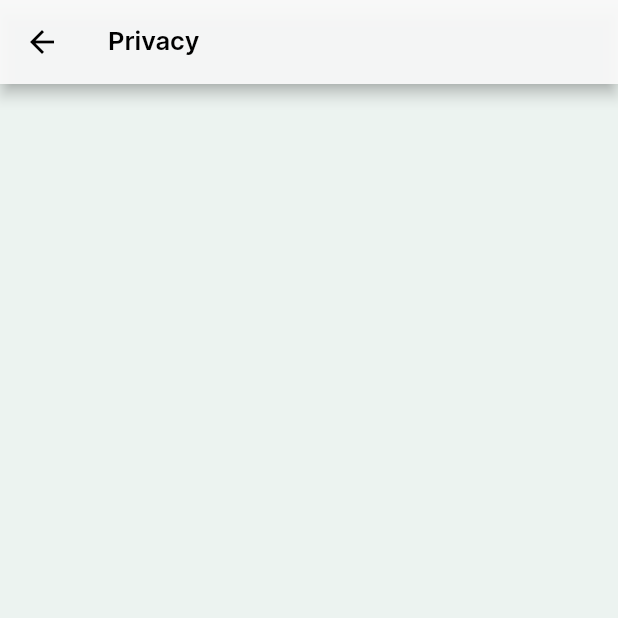
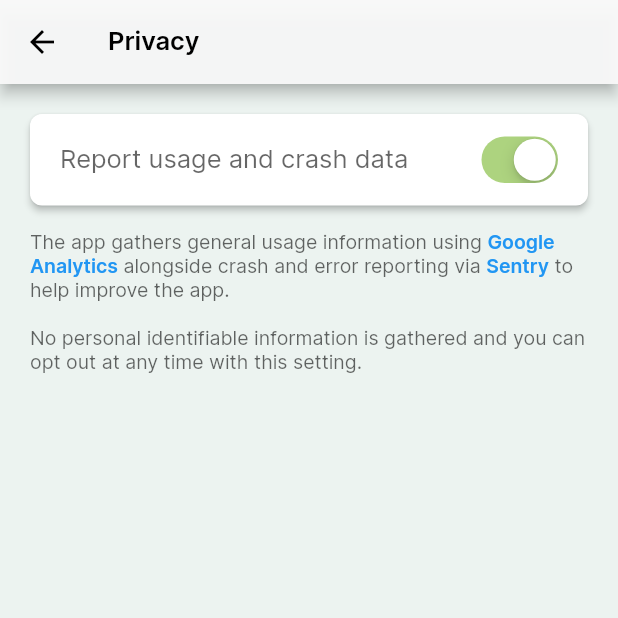
Before and after one commit to Western-Health-Covid19-Collaboration/wh_covid19_app, a Flutter app: the SettingsView screen opened by its route, on a phone screen of 412 x 824 dp, the top half of it. Run offline on Flutter 3.47's test engine with Material 2 defaults, Android fonts, the phone set to English and light mode, and no system bars; our stand-ins replace chewie, device_info, firebase_analytics, flutter_svg, flutter_widget_from_html, package_info and 4 more; missing offline and left inert: matrix_gesture_detector; accounts and stored records are empty.

Commit message:
Added privacy setting UI as a rough first cut. Code yet be properly structured. Fixed some other code formatting with trailing commas.

```diff
--- a/lib/hard_data.dart
+++ b/lib/hard_data.dart
@@ -20,6 +20,8 @@ const String whIcuMicrositeURL = 'https://whicu2020.wixsite.com/icuquickguide';
 const String feedbackFormUrl = 'https://forms.gle/zQtfhvswrKmjJjNV7';
 const String proningTechniqueUrl =
     'https://www.youtube.com/watch?v=YFrA1cCuDnY&feature=youtu.be';
+const String googleAnalyticsURL = 'https://analytics.google.com/';
+const String sentryURL = 'https://sentry.io/welcome/';
 
 //Staff Welfare card list composition
 const List<HomeCard> staffWelfare = [
--- a/lib/strings.dart
+++ b/lib/strings.dart
@@ -75,8 +75,9 @@ This app is designed to be used by the anaesthetist and critical care doctors at
 
   /// Information
   static const String settingsTitle = 'Privacy';
+  static const String settingsPrivacyTitle = 'Report usage and crash data';
+
   static const String informationTitle = 'Information';
-  static const String settingsPrivacyTitle = 'Privacy';
   static const String acknowledgementsTitle = 'Acknowledgements';
   static const String referencesTitle = 'References';
   static const String informationWhCoronaTitle = 'WH Novel Coronavirus Website';
--- a/lib/style.dart
+++ b/lib/style.dart
@@ -152,6 +152,13 @@ abstract class Styles {
     fontFamily: fontFamily,
   );
 
+  static const TextStyle textFooterHyperlink = TextStyle(
+    color: Colors.blue,
+    fontWeight: FontWeight.w600,
+    fontSize: 13.0,
+    fontFamily: fontFamily,
+  );
+
   static const TextStyle textCaption = TextStyle(
       color: AppColors.minorText,
       fontWeight: FontWeight.w600, // semi-bold
--- a/lib/view/info_view.dart
+++ b/lib/view/info_view.dart
@@ -17,7 +17,7 @@ class InfoView extends StatelessWidget {
 
   final cards = <Widget>[
     const ReusableCard(
-      title: Strings.settingsPrivacyTitle,
+      title: Strings.settingsTitle,
       height: _cardHeight,
       elevation: _cardElevation,
       routeTo: Routes.settings,
--- a/lib/view/settings_view.dart
+++ b/lib/view/settings_view.dart
@@ -2,9 +2,21 @@ import 'package:flutter/material.dart';
 
 import '../strings.dart';
 import '../style.dart';
+import '../widget/switch_card.dart';
 
 class SettingsView extends StatelessWidget {
   final EdgeInsets _contentPadding = const EdgeInsets.fromLTRB(16, 0, 16, 16);
+
+  static const _cardHeight = 40.0;
+  static const _cardElevation = 1.0;
+  static const _space = 16.0;
+
+  final cards = <Widget>[
+    SwitchCard(),
+  ];
+
+  static Widget _buildSpacer({double height = _space}) =>
+      Container(height: height);
 
   @override
   Widget build(BuildContext context) {
@@ -22,14 +34,13 @@ class SettingsView extends StatelessWidget {
         ),
       ),
       body: Padding(
-        padding: _contentPadding,
-        child: SingleChildScrollView(
-          child: Column(
-            crossAxisAlignment: CrossAxisAlignment.stretch,
-            children: [
-              Container(),
-            ],
-          ),
+        padding: const EdgeInsets.symmetric(horizontal: _space),
+        child: ListView(
+          children: <Widget>[
+            _buildSpacer(),
+            ...cards,
+            _buildSpacer(),
+          ],
         ),
       ),
     );
--- a/lib/widget/cards/reusable_card_base.dart
+++ b/lib/widget/cards/reusable_card_base.dart
@@ -1,4 +1,5 @@
 import 'package:flutter/material.dart';
+
 import '../../utils/url_utils.dart';
 
 class ReusableCardBase extends StatelessWidget {
@@ -53,7 +54,7 @@ class ReusableCardBase extends StatelessWidget {
     final col = Column(
       mainAxisAlignment: verticalAlignment,
       crossAxisAlignment: CrossAxisAlignment.start,
-      mainAxisSize: MainAxisSize.min,
+      //mainAxisSize: MainAxisSize.min,
       children: child,
     );
     void Function() onTap;
--- /dev/null
+++ b/lib/widget/switch_card.dart
@@ -0,0 +1,107 @@
+import 'package:flutter/cupertino.dart';
+import 'package:flutter/gestures.dart';
+import 'package:flutter/material.dart';
+import 'package:url_launcher/url_launcher.dart';
+
+import '../hard_data.dart';
+import '../strings.dart';
+import '../style.dart';
+
+class SwitchCard extends StatefulWidget {
+  @override
+  _SwitchCardState createState() => _SwitchCardState();
+}
+
+class _SwitchCardState extends State<SwitchCard> {
+  static bool _selected;
+
+  @override
+  void initState() {
+    _selected = true;
+    super.initState();
+  }
+
+  @override
+  Widget build(BuildContext context) {
+    return ListView(
+      shrinkWrap: true,
+      children: <Widget>[
+        Card(
+          margin: const EdgeInsets.all(4.0),
+          color: Colors.white,
+          elevation: 2,
+          shape: const RoundedRectangleBorder(
+            borderRadius: BorderRadius.all(
+              Radius.circular(8.0),
+            ),
+          ),
+          child: Row(
+            mainAxisAlignment: MainAxisAlignment.spaceBetween,
+            crossAxisAlignment: CrossAxisAlignment.center,
+            children: <Widget>[
+              Padding(
+                padding: const EdgeInsets.all(20.0),
+                child: Text(
+                  Strings.settingsPrivacyTitle,
+                  style: Styles.textP,
+                  overflow: TextOverflow.fade,
+                ),
+              ),
+              Padding(
+                padding: const EdgeInsets.only(right: 16.0),
+                child: CupertinoSwitch(
+                  activeColor: AppColors.backgroundGreen,
+                  value: _selected,
+                  onChanged: (bool value) {
+                    setState(() {
+                      _selected = value;
+                    });
+                  },
+                ),
+              ),
+            ],
+          ),
+        ),
+        Padding(
+          padding: const EdgeInsets.symmetric(horizontal: 4.0, vertical: 12.0),
+          child: Text.rich(
+            TextSpan(
+              children: [
+                const TextSpan(
+                  text: 'The app gathers general usage information using ',
+                  style: Styles.textFooter,
+                ),
+                TextSpan(
+                  text: 'Google Analytics',
+                  style: Styles.textFooterHyperlink,
+                  recognizer: TapGestureRecognizer()
+                    ..onTap = () {
+                      launch(googleAnalyticsURL);
+                    },
+                ),
+                const TextSpan(
+                  text: ' alongside crash and error reporting via ',
+                  style: Styles.textFooter,
+                ),
+                TextSpan(
+                  text: 'Sentry',
+                  style: Styles.textFooterHyperlink,
+                  recognizer: TapGestureRecognizer()
+                    ..onTap = () {
+                      launch(sentryURL);
+                    },
+                ),
+                const TextSpan(
+                  text: ' to help improve the app.\n\nNo personal identifiable'
+                      ' information is gathered and you can opt out at any time'
+                      ' with this setting.',
+                  style: Styles.textFooter,
+                ),
+              ],
+            ),
+          ),
+        ),
+      ],
+    );
+  }
+}
--- a/release_notes.txt
+++ b/release_notes.txt
@@ -1,11 +1,14 @@
----- Sunday 26th April, 2020 ----
-* Add Infographic Page for ALS/BLS Modifications
+---- Saturday 2nd May, 2020 ----
+* Add Privacy setting to Information
 
 ---- Tuesday 28th April, 2020 ----
 * Add resource section
 * Add Contributors
 * Move some of the sections from Info page to the new resource section
 * Add phone call button on the home page
+
+---- Sunday 26th April, 2020 ----
+* Add Infographic Page for ALS/BLS Modifications
 
 ---- Friday 10th April, 2020 ----
 * Disclaimer updates, including a link to https://coronavirus.wh.org.au/
```
Also changed, not shown: lib/view/disclaimer_view.dart (+8 -3 lines).
